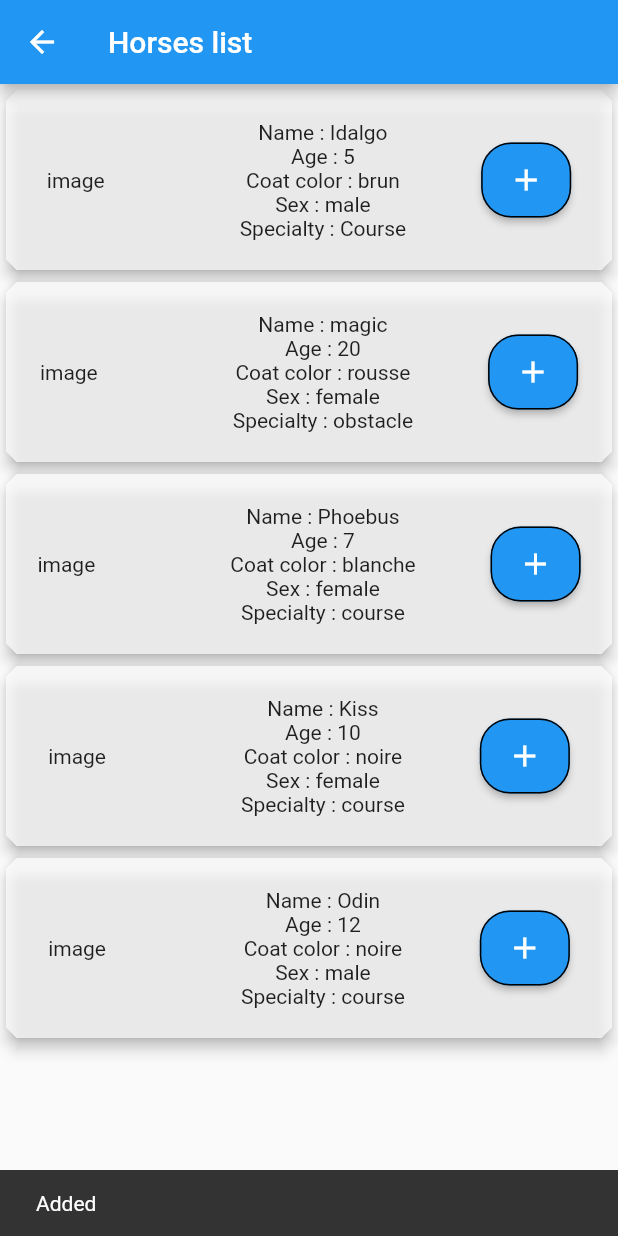
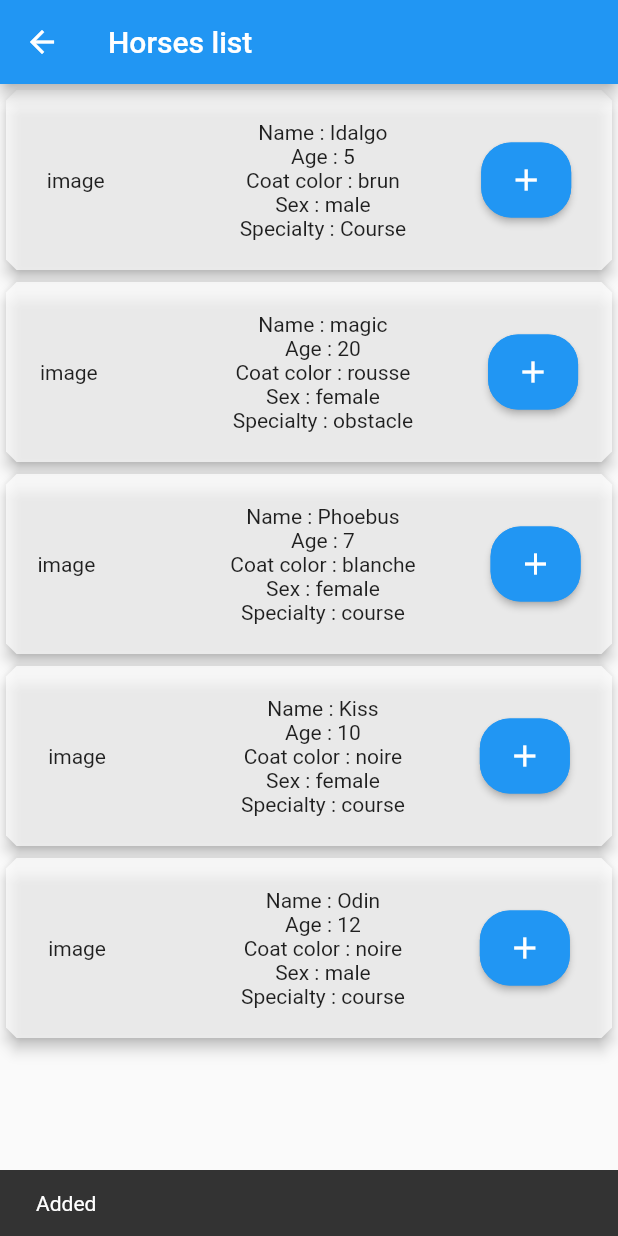
Before and after one commit to Kieran100/HorseStyle, a Flutter app: the HorseListView screen opened by its route, after a tap on the "add" icon, on a phone screen of 412 x 824 dp. Run offline on Flutter 3.47's test engine with Material 2 defaults, Android fonts, the light colour scheme and no system bars; missing offline and left inert: mongo_dart; network calls fail.

Commit message:
update horsecard

```diff
--- a/lib/widget/horses_card.dart
+++ b/lib/widget/horses_card.dart
@@ -2,12 +2,13 @@ import 'package:flutter/material.dart';
 import '../model/horse.dart';
 
 class HorsesCard extends StatelessWidget {
-  var _hasBeenClicked = false;
   //changer en late avec bdd
   final Horse horse;
   late List<Horse?> selectedHorseList = [];
+
   HorsesCard(this.horse, this.selectedHorseList, {super.key});
 
+  var _hasBeenClicked = true;
 
   @override
   Widget build(BuildContext context) {
@@ -15,16 +16,12 @@ class HorsesCard extends StatelessWidget {
         color: Colors.white70,
         elevation: 4,
         shape: BeveledRectangleBorder(borderRadius: BorderRadius.circular(7.0)),
-      child : SizedBox(
+        child: SizedBox(
           height: 120,
-      child: Row(
-        mainAxisAlignment: MainAxisAlignment.center,
-          children: [
+          child: Row(mainAxisAlignment: MainAxisAlignment.center, children: [
             Text(horse.image),
             const SizedBox(width: 90),
-        Column(
-            mainAxisAlignment: MainAxisAlignment.center,
-            children: [
+            Column(mainAxisAlignment: MainAxisAlignment.center, children: [
               Text("Name : ${horse.name}"),
               Text("Age : ${horse.age}"),
               Text("Coat color : ${horse.robe}"),
@@ -35,29 +32,23 @@ class HorsesCard extends StatelessWidget {
             SizedBox(
                 height: 50,
                 width: 60,
-       child:
-     ElevatedButton(onPressed: () {
+                child: ElevatedButton(
+                  onPressed: _hasBeenClicked ? () {
+                    _hasBeenClicked = false;
                     selectedHorseList.add(horse);
-        print (selectedHorseList[0]?.name);
+                    print(selectedHorseList[0]?.name);
                     print(horse.name);
-       ScaffoldMessenger.of(context).showSnackBar(
-           const SnackBar(content: Text('Added')));
-     },
+                    ScaffoldMessenger.of(context)
+                        .showSnackBar(const SnackBar(content: Text('Added')));
+                  } : null,
                   style: ButtonStyle(
                       shape: MaterialStateProperty.all<RoundedRectangleBorder>(
                           RoundedRectangleBorder(
                               borderRadius: BorderRadius.circular(20.0),
-                   side: const BorderSide(color: Colors.black)
-               )
-           )
-       ),
-         child: Icon(Icons.add),
-     )
-
-
-     )]),
+                              side: const BorderSide(color: Colors.blue)))),
+                  child: const Icon(Icons.add),
+                ))
+          ]),
         ));
   }
-
-
 }
```
Lines whose indentation alone changed are shown as unchanged.
